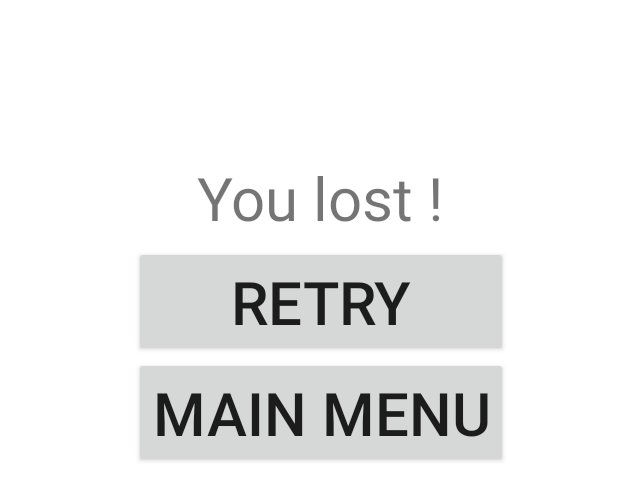
After one commit to pyreverte/SuperPeachSis, an Android app: the EndActivity screen opened directly, with no data from a screen before it, on a phone screen of 824 x 412 dp (held sideways). The commit adds this screen. Shown: the top 501 px of the screen, without its empty margins (297-937 px from the left). Run offline under Robolectric (Android 15) with nearby library versions, the phone set to English and light mode, and no system bars.

Commit message:
Add end menu

```diff
--- a/app/src/main/AndroidManifest.xml
+++ b/app/src/main/AndroidManifest.xml
@@ -23,6 +23,11 @@
             android:screenOrientation="landscape">
 
         </activity>
+        <activity
+            android:name=".activities.EndActivity"
+            android:screenOrientation="landscape">
+
+        </activity>
     </application>
 
 </manifest>
--- /dev/null
+++ b/app/src/main/java/com/m2dl/superpeachsis/activities/EndActivity.java
@@ -0,0 +1,35 @@
+package com.m2dl.superpeachsis.activities;
+
+import android.app.Activity;
+import android.content.Intent;
+import android.content.pm.ActivityInfo;
+import android.os.Bundle;
+import android.widget.Button;
+
+import com.m2dl.superpeachsis.R;
+
+public class EndActivity extends Activity {
+
+    @Override
+    protected void onCreate(Bundle savedInstanceState) {
+        super.onCreate(savedInstanceState);
+        setContentView(R.layout.activity_end);
+
+        // Retry Button
+        final Button retryButton = findViewById(R.id.retryButton);
+        retryButton.setOnClickListener(v -> toGameActivity());
+
+        // Main Menu Button
+        final Button mainMenuButton = findViewById(R.id.mainMenuButton);
+        mainMenuButton.setOnClickListener(v -> toMenuActivity());
+    }
+
+    public void toGameActivity() {
+        startActivity(new Intent(this, GameActivity.class));
+        finish();
+    }
+
+    public void toMenuActivity() {
+        finish();
+    }
+}
--- a/app/src/main/java/com/m2dl/superpeachsis/activities/GameActivity.java
+++ b/app/src/main/java/com/m2dl/superpeachsis/activities/GameActivity.java
@@ -1,8 +1,7 @@
 package com.m2dl.superpeachsis.activities;
 
-import androidx.appcompat.app.AppCompatActivity;
-
 import android.app.Activity;
+import android.content.Intent;
 import android.content.pm.ActivityInfo;
 import android.os.Bundle;
 import android.util.DisplayMetrics;
@@ -14,7 +13,6 @@ public class GameActivity extends Activity {
 
     @Override
     protected void onCreate(Bundle savedInstanceState) {
-        setRequestedOrientation(ActivityInfo.SCREEN_ORIENTATION_LANDSCAPE);
         super.onCreate(savedInstanceState);
 
         DisplayMetrics displayMetrics = new DisplayMetrics();
@@ -24,5 +22,12 @@ public class GameActivity extends Activity {
 
         this.requestWindowFeature(Window.FEATURE_NO_TITLE);
         setContentView(new GameView(this, screenHeight, screenWidth));
+
+        toEndActivity();
+    }
+
+    public void toEndActivity() {
+        startActivity(new Intent(this, EndActivity.class));
+        finish();
     }
 }
--- a/app/src/main/java/com/m2dl/superpeachsis/activities/MainActivity.java
+++ b/app/src/main/java/com/m2dl/superpeachsis/activities/MainActivity.java
@@ -14,7 +14,6 @@ public class MainActivity extends Activity {
 
     @Override
     protected void onCreate(Bundle savedInstanceState) {
-        setRequestedOrientation(ActivityInfo.SCREEN_ORIENTATION_LANDSCAPE);
         super.onCreate(savedInstanceState);
         setContentView(R.layout.activity_main);
 
--- /dev/null
+++ b/app/src/main/res/layout/activity_end.xml
@@ -0,0 +1,46 @@
+<?xml version="1.0" encoding="utf-8"?>
+<LinearLayout xmlns:android="http://schemas.android.com/apk/res/android"
+    xmlns:tools="http://schemas.android.com/tools"
+    android:layout_width="match_parent"
+    android:layout_height="match_parent"
+    android:orientation="horizontal"
+    tools:context=".activities.EndActivity">
+
+    <LinearLayout
+        android:layout_width="match_parent"
+        android:layout_height="wrap_content"
+        android:layout_gravity="center"
+        android:orientation="vertical">
+
+        <TextView
+            android:layout_width="wrap_content"
+            android:layout_height="wrap_content"
+            android:layout_gravity="center"
+            android:padding="5dp"
+            android:text="@string/you_lost"
+            android:textSize="40sp" />
+
+        <LinearLayout
+            android:layout_width="wrap_content"
+            android:layout_height="wrap_content"
+            android:layout_gravity="center"
+            android:orientation="vertical">
+
+            <Button
+                android:id="@+id/retryButton"
+                android:layout_width="match_parent"
+                android:layout_height="wrap_content"
+                android:layout_gravity="center"
+                android:text="@string/retry"
+                android:textSize="40sp" />
+
+            <Button
+                android:id="@+id/mainMenuButton"
+                android:layout_width="match_parent"
+                android:layout_height="wrap_content"
+                android:layout_gravity="center"
+                android:text="@string/main_menu"
+                android:textSize="40sp" />
+        </LinearLayout>
+    </LinearLayout>
+</LinearLayout>
--- a/app/src/main/res/values/strings.xml
+++ b/app/src/main/res/values/strings.xml
@@ -5,4 +5,7 @@
     <string name="new_game">New Game</string>
     <string name="quit">Quit</string>
     <string name="about">About</string>
+    <string name="retry">Retry</string>
+    <string name="main_menu">Main menu</string>
+    <string name="you_lost">You lost !</string>
 </resources>
```
